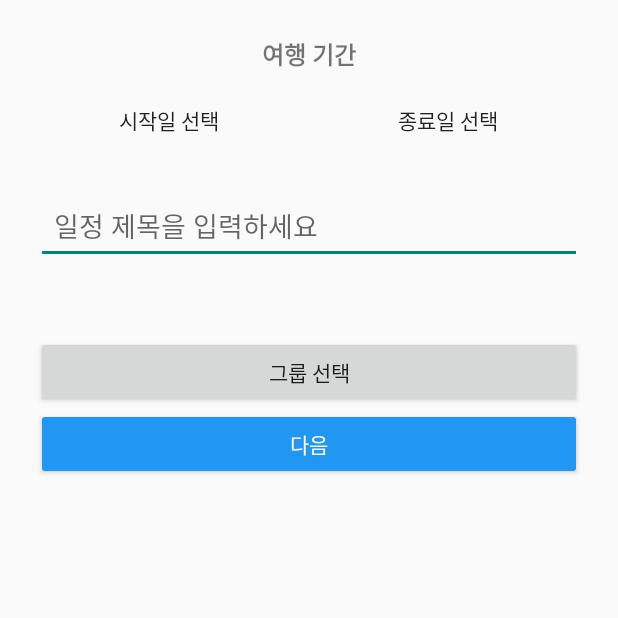
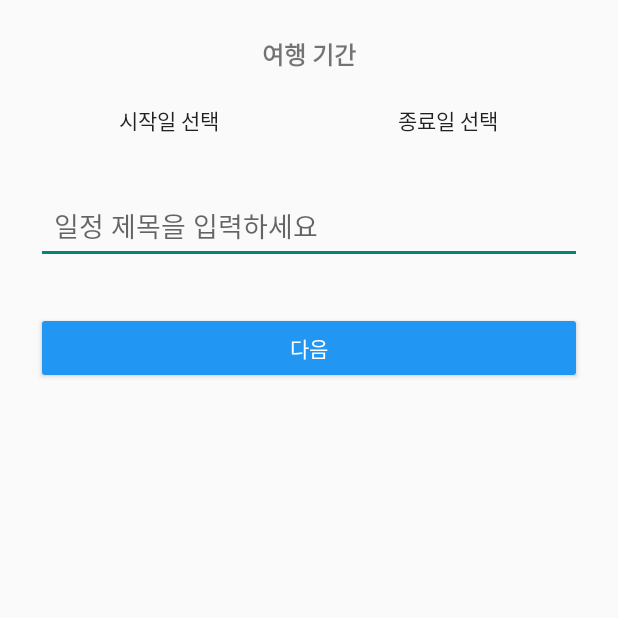
Before and after one commit to DesignTrip1/login, an Android app: the AddScheduleActivity screen opened directly, with no data from a screen before it, on a phone screen of 412 x 824 dp, the top half of it. Run offline under Robolectric (Android 15) with nearby library versions, the phone set to English and light mode, and no system bars.

Commit message:
그룹 선택 삭제

```diff
--- a/app/src/main/res/layout/activity_add_schedule.xml
+++ b/app/src/main/res/layout/activity_add_schedule.xml
@@ -59,14 +59,6 @@
             android:padding="12dp"
             android:layout_marginBottom="32dp" />
 
-        <!-- 그룹 선택 -->
-        <Button
-            android:id="@+id/btnSelectGroup"
-            android:layout_width="match_parent"
-            android:layout_height="wrap_content"
-            android:text="그룹 선택"
-            android:layout_marginTop="16dp" />
-
         <!-- 다음으로 -->
         <Button
             android:id="@+id/btnNext"
```
Also changed, not shown: app/src/main/java/com/example/design/schedule/AddScheduleActivity.java (+1 -30 lines).
